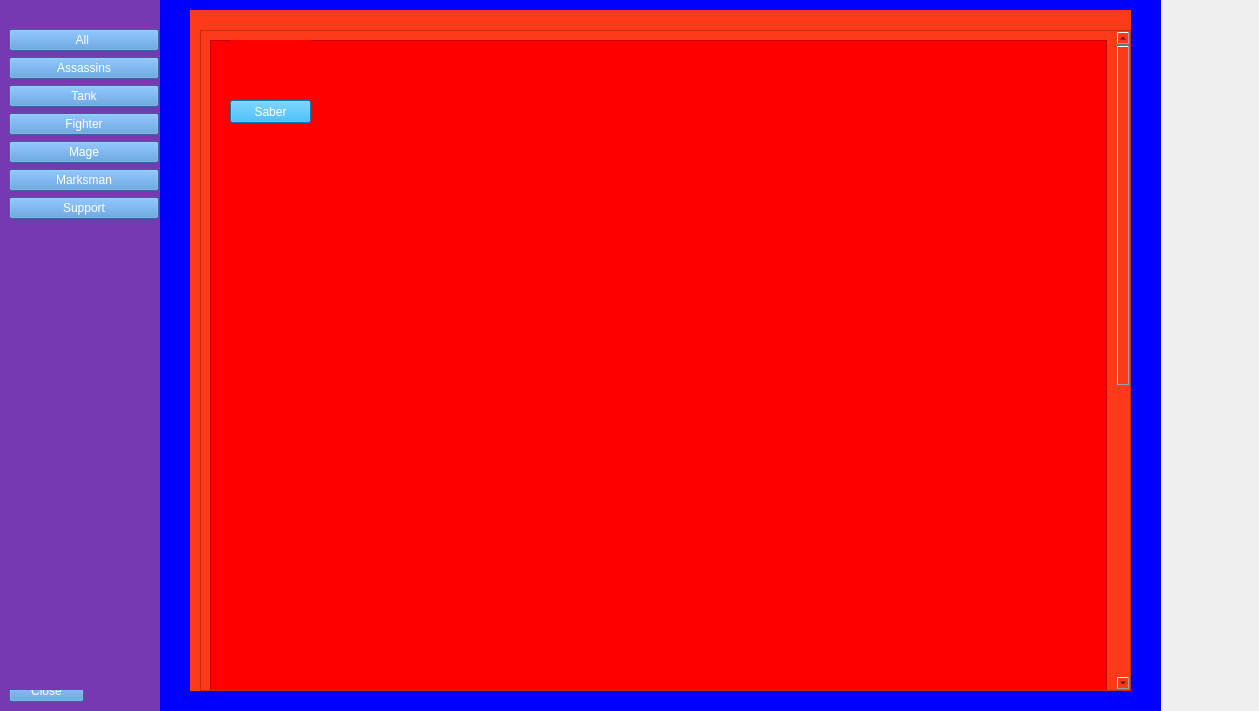
First picture: the form in newpage.ui, repository YinXuanYX/GitExcercise-TT5L-01, before the edit.
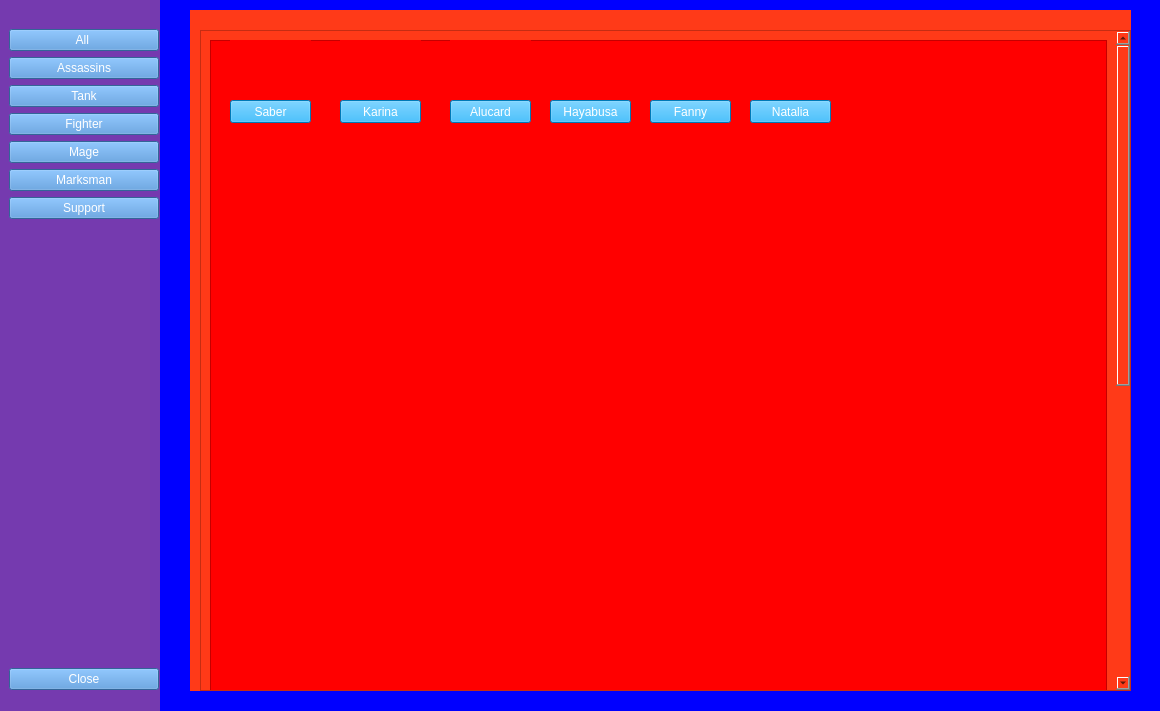
Second picture: the form after the edit. Icons and pictures are not drawn.

What changed in the file:
```diff
--- a/newpage.ui
+++ b/newpage.ui
@@ -6,7 +6,7 @@
    <rect>
     <x>0</x>
     <y>0</y>
-    <width>1259</width>
+    <width>1160</width>
     <height>711</height>
    </rect>
   </property>
@@ -32,23 +32,7 @@
 	color: rgb(255, 255, 255);
 }</string>
     </property>
-    <widget class="QPushButton" name="cls">
-     <property name="geometry">
-      <rect>
-       <x>9</x>
-       <y>679</y>
-       <width>75</width>
-       <height>23</height>
-      </rect>
-     </property>
-     <property name="text">
-      <string>Close</string>
-     </property>
-     <property name="checkable">
-      <bool>true</bool>
-     </property>
-    </widget>
-    <widget class="QWidget" name="">
+    <widget class="QWidget" name="layoutWidget">
      <property name="geometry">
       <rect>
        <x>9</x>
@@ -175,6 +159,16 @@
         </property>
        </spacer>
       </item>
+      <item>
+       <widget class="QPushButton" name="cls">
+        <property name="text">
+         <string>Close</string>
+        </property>
+        <property name="checkable">
+         <bool>true</bool>
+        </property>
+       </widget>
+      </item>
      </layout>
     </widget>
    </widget>
@@ -299,6 +293,144 @@
              <bool>true</bool>
             </property>
            </widget>
+           <widget class="QPushButton" name="Karina">
+            <property name="geometry">
+             <rect>
+              <x>130</x>
+              <y>60</y>
+              <width>81</width>
+              <height>23</height>
+             </rect>
+            </property>
+            <property name="styleSheet">
+             <string notr="true">background-color: rgb(0, 170, 255);
+color: rgb(255, 255, 255);</string>
+            </property>
+            <property name="text">
+             <string>Karina</string>
+            </property>
+            <property name="checkable">
+             <bool>false</bool>
+            </property>
+           </widget>
+           <widget class="QPushButton" name="Alucard">
+            <property name="geometry">
+             <rect>
+              <x>240</x>
+              <y>60</y>
+              <width>81</width>
+              <height>23</height>
+             </rect>
+            </property>
+            <property name="styleSheet">
+             <string notr="true">background-color: rgb(0, 170, 255);
+color: rgb(255, 255, 255);</string>
+            </property>
+            <property name="text">
+             <string>Alucard</string>
+            </property>
+            <property name="checkable">
+             <bool>true</bool>
+            </property>
+           </widget>
+           <widget class="QPushButton" name="Hayabusa">
+            <property name="geometry">
+             <rect>
+              <x>340</x>
+              <y>60</y>
+              <width>81</width>
+              <height>23</height>
+             </rect>
+            </property>
+            <property name="styleSheet">
+             <string notr="true">background-color: rgb(0, 170, 255);
+color: rgb(255, 255, 255);</string>
+            </property>
+            <property name="text">
+             <string>Hayabusa</string>
+            </property>
+            <property name="checkable">
+             <bool>true</bool>
+            </property>
+           </widget>
+           <widget class="QPushButton" name="Fanny">
+            <property name="geometry">
+             <rect>
+              <x>440</x>
+              <y>60</y>
+              <width>81</width>
+              <height>23</height>
+             </rect>
+            </property>
+            <property name="styleSheet">
+             <string notr="true">background-color: rgb(0, 170, 255);
+color: rgb(255, 255, 255);</string>
+            </property>
+            <property name="text">
+             <string>Fanny</string>
+            </property>
+            <property name="checkable">
+             <bool>true</bool>
+            </property>
+           </widget>
+           <widget class="QPushButton" name="Natalia">
+            <property name="geometry">
+             <rect>
+              <x>540</x>
+              <y>60</y>
+              <width>81</width>
+              <height>23</height>
+             </rect>
+            </property>
+            <property name="styleSheet">
+             <string notr="true">background-color: rgb(0, 170, 255);
+color: rgb(255, 255, 255);</string>
+            </property>
+            <property name="text">
+             <string>Natalia</string>
+            </property>
+            <property name="checkable">
+             <bool>true</bool>
+            </property>
+           </widget>
+           <widget class="QLabel" name="label_10">
+            <property name="geometry">
+             <rect>
+              <x>130</x>
+              <y>0</y>
+              <width>81</width>
+              <height>51</height>
+             </rect>
+            </property>
+            <property name="text">
+             <string/>
+            </property>
+            <property name="pixmap">
+             <pixmap resource="resources.qrc">:/Karina.jpg</pixmap>
+            </property>
+            <property name="scaledContents">
+             <bool>true</bool>
+            </property>
+           </widget>
+           <widget class="QLabel" name="label_11">
+            <property name="geometry">
+             <rect>
+              <x>240</x>
+              <y>0</y>
+              <width>81</width>
+              <height>51</height>
+             </rect>
+            </property>
+            <property name="text">
+             <string/>
+            </property>
+            <property name="pixmap">
+             <pixmap resource="resources.qrc">:/Alucard.jpg</pixmap>
+            </property>
+            <property name="scaledContents">
+             <bool>true</bool>
+            </property>
+           </widget>
           </widget>
          </item>
         </layout>
```
Left out of the diff: 135 changed lines with no effect on the pictures.
